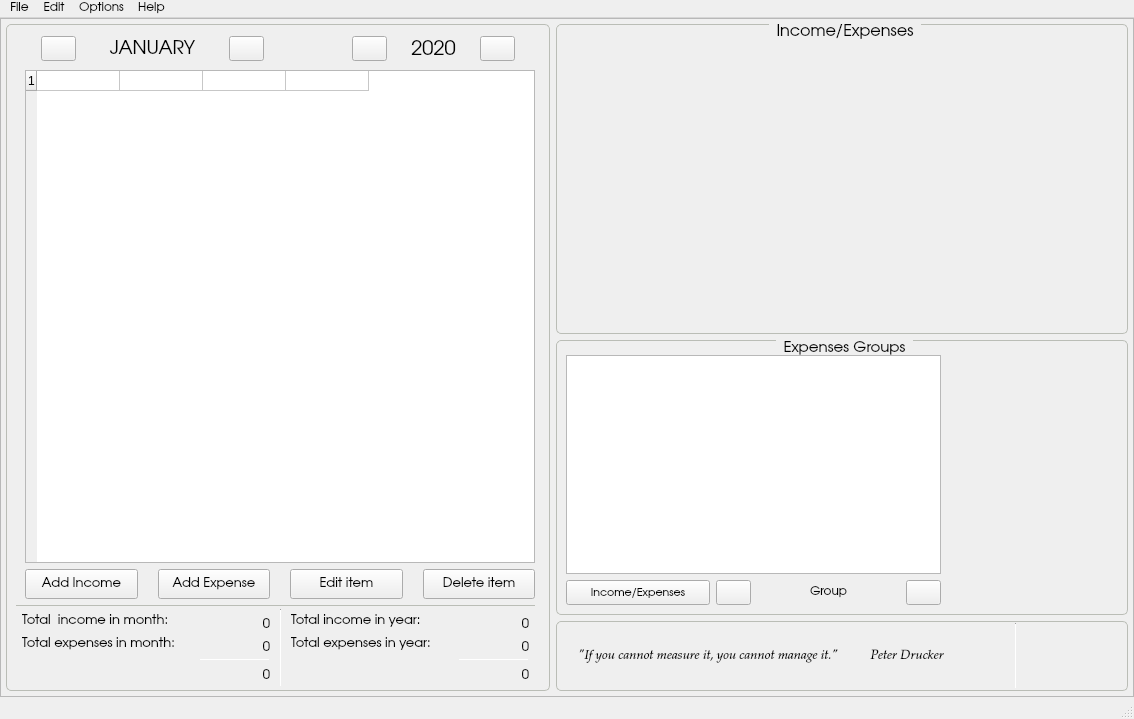
Qt form keibomoneytracker/gui_keibomoneytracker.ui (Carlos-CDM/Keibo-MoneyTracker) before a commit.
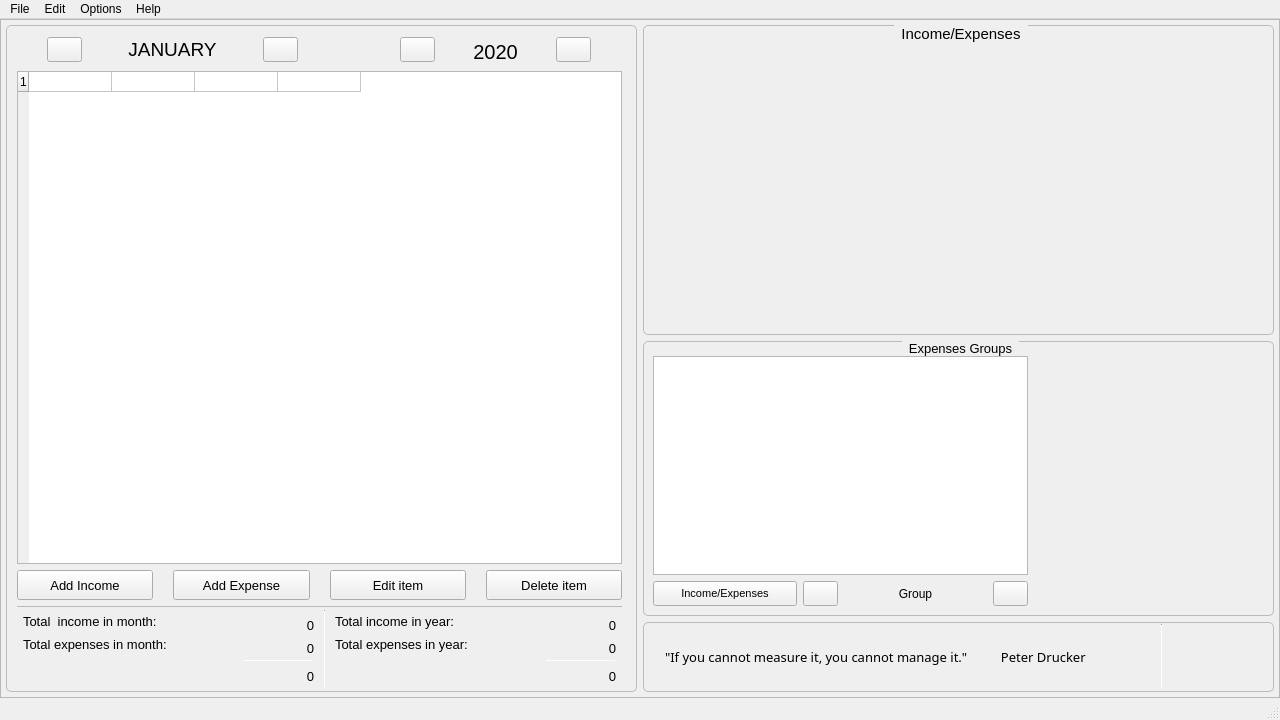
The same form after that commit. Custom widgets are drawn as their Qt base class.

The edit to the form file:
```diff
--- a/keibomoneytracker/gui_keibomoneytracker.ui
+++ b/keibomoneytracker/gui_keibomoneytracker.ui
@@ -9,13 +9,13 @@
    <rect>
     <x>0</x>
     <y>0</y>
-    <width>1134</width>
-    <height>719</height>
+    <width>1280</width>
+    <height>720</height>
    </rect>
   </property>
   <property name="font">
    <font>
-    <family>URW Gothic</family>
+    <family>MS Shell Dlg 2</family>
    </font>
   </property>
   <property name="windowTitle">
@@ -57,8 +57,8 @@
         <rect>
          <x>0</x>
          <y>0</y>
-         <width>1132</width>
-         <height>672</height>
+         <width>1278</width>
+         <height>670</height>
         </rect>
        </property>
        <layout class="QGridLayout" name="gridLayout_3">
@@ -154,9 +154,9 @@
                </property>
                <property name="font">
                 <font>
-                 <family>URW Palladio L</family>
+                 <family>Malgun Gothic</family>
                  <pointsize>10</pointsize>
-                 <italic>true</italic>
+                 <italic>false</italic>
                 </font>
                </property>
                <property name="text">
@@ -267,8 +267,8 @@
           </property>
           <property name="font">
            <font>
-            <family>URW Gothic</family>
-            <pointsize>11</pointsize>
+            <family>MS Shell Dlg 2</family>
+            <pointsize>10</pointsize>
             <weight>50</weight>
             <bold>false</bold>
            </font>
@@ -318,13 +318,16 @@
                </property>
                <property name="font">
                 <font>
-                 <family>URW Gothic</family>
-                 <pointsize>9</pointsize>
+                 <family>MS Shell Dlg 2</family>
+                 <pointsize>8</pointsize>
                 </font>
                </property>
                <property name="tabKeyNavigation">
                 <bool>false</bool>
                </property>
+               <property name="cornerButtonEnabled">
+                <bool>false</bool>
+               </property>
                <attribute name="horizontalHeaderMinimumSectionSize">
                 <number>47</number>
                </attribute>
@@ -366,8 +369,9 @@
                  </property>
                  <property name="font">
                   <font>
-                   <family>URW Gothic</family>
+                   <family>MS Shell Dlg 2</family>
                    <pointsize>8</pointsize>
+                   <kerning>true</kerning>
                   </font>
                  </property>
                  <property name="text">
@@ -409,7 +413,7 @@
                  </property>
                  <property name="font">
                   <font>
-                   <family>URW Gothic</family>
+                   <family>MS Shell Dlg 2</family>
                   </font>
                  </property>
                  <property name="text">
@@ -537,12 +541,18 @@
            <string/>
           </property>
           <layout class="QGridLayout" name="gridLayout_6">
+           <property name="leftMargin">
+            <number>10</number>
+           </property>
            <property name="topMargin">
             <number>2</number>
            </property>
            <property name="bottomMargin">
             <number>2</number>
            </property>
+           <property name="horizontalSpacing">
+            <number>0</number>
+           </property>
            <item row="1" column="1">
             <layout class="QVBoxLayout" name="verticalLayout">
              <property name="spacing">
@@ -599,7 +609,7 @@
                  </property>
                  <property name="font">
                   <font>
-                   <family>URW Gothic</family>
+                   <family>MS Shell Dlg 2</family>
                    <pointsize>14</pointsize>
                    <weight>50</weight>
                    <bold>false</bold>
@@ -711,7 +721,7 @@
                  </property>
                  <property name="font">
                   <font>
-                   <family>URW Gothic</family>
+                   <family>MS Shell Dlg 2</family>
                    <pointsize>15</pointsize>
                   </font>
                  </property>
@@ -777,8 +787,8 @@
                </property>
                <property name="font">
                 <font>
-                 <family>URW Gothic</family>
-                 <pointsize>10</pointsize>
+                 <family>MS Shell Dlg 2</family>
+                 <pointsize>9</pointsize>
                 </font>
                </property>
                <property name="styleSheet">
@@ -790,6 +800,9 @@
                <property name="tabKeyNavigation">
                 <bool>false</bool>
                </property>
+               <property name="cornerButtonEnabled">
+                <bool>false</bool>
+               </property>
                <property name="rowCount">
                 <number>1</number>
                </property>
@@ -870,7 +883,7 @@
                  </property>
                  <property name="font">
                   <font>
-                   <family>URW Gothic L</family>
+                   <family>MS Shell Dlg 2</family>
                    <pointsize>10</pointsize>
                    <weight>50</weight>
                    <bold>false</bold>
@@ -891,7 +904,7 @@
                  </property>
                  <property name="font">
                   <font>
-                   <family>URW Gothic L</family>
+                   <family>MS Shell Dlg 2</family>
                    <pointsize>10</pointsize>
                    <weight>50</weight>
                    <bold>false</bold>
@@ -912,7 +925,7 @@
                  </property>
                  <property name="font">
                   <font>
-                   <family>URW Gothic L</family>
+                   <family>MS Shell Dlg 2</family>
                    <pointsize>10</pointsize>
                    <weight>50</weight>
                    <bold>false</bold>
@@ -933,7 +946,7 @@
                  </property>
                  <property name="font">
                   <font>
-                   <family>URW Gothic L</family>
+                   <family>MS Shell Dlg 2</family>
                    <pointsize>10</pointsize>
                    <weight>50</weight>
                    <bold>false</bold>
@@ -958,7 +971,7 @@
              </property>
              <property name="sizeHint" stdset="0">
               <size>
-               <width>3</width>
+               <width>0</width>
                <height>20</height>
               </size>
              </property>
@@ -1078,7 +1091,7 @@
                   </property>
                   <property name="font">
                    <font>
-                    <family>URW Gothic</family>
+                    <family>MS Shell Dlg 2</family>
                     <pointsize>10</pointsize>
                    </font>
                   </property>
@@ -1100,7 +1113,7 @@
                   </property>
                   <property name="font">
                    <font>
-                    <family>URW Gothic</family>
+                    <family>MS Shell Dlg 2</family>
                     <pointsize>10</pointsize>
                    </font>
                   </property>
@@ -1164,7 +1177,7 @@
                   </property>
                   <property name="font">
                    <font>
-                    <family>URW Gothic</family>
+                    <family>MS Shell Dlg 2</family>
                     <pointsize>10</pointsize>
                    </font>
                   </property>
@@ -1192,7 +1205,7 @@
                   </property>
                   <property name="font">
                    <font>
-                    <family>URW Gothic</family>
+                    <family>MS Shell Dlg 2</family>
                     <pointsize>10</pointsize>
                    </font>
                   </property>
@@ -1267,7 +1280,7 @@
                   </property>
                   <property name="font">
                    <font>
-                    <family>URW Gothic</family>
+                    <family>MS Shell Dlg 2</family>
                     <pointsize>10</pointsize>
                    </font>
                   </property>
@@ -1347,7 +1360,7 @@
                   </property>
                   <property name="font">
                    <font>
-                    <family>URW Gothic</family>
+                    <family>MS Shell Dlg 2</family>
                     <pointsize>10</pointsize>
                     <weight>50</weight>
                     <bold>false</bold>
@@ -1368,7 +1381,7 @@
                   </property>
                   <property name="font">
                    <font>
-                    <family>URW Gothic</family>
+                    <family>MS Shell Dlg 2</family>
                     <pointsize>10</pointsize>
                    </font>
                   </property>
@@ -1432,7 +1445,7 @@
                   </property>
                   <property name="font">
                    <font>
-                    <family>URW Gothic</family>
+                    <family>MS Shell Dlg 2</family>
                     <pointsize>10</pointsize>
                    </font>
                   </property>
@@ -1460,7 +1473,7 @@
                   </property>
                   <property name="font">
                    <font>
-                    <family>URW Gothic</family>
+                    <family>MS Shell Dlg 2</family>
                     <pointsize>10</pointsize>
                    </font>
                   </property>
@@ -1523,7 +1536,7 @@
                   </property>
                   <property name="font">
                    <font>
-                    <family>URW Gothic</family>
+                    <family>MS Shell Dlg 2</family>
                     <pointsize>10</pointsize>
                    </font>
                   </property>
@@ -1579,8 +1592,8 @@
           </property>
           <property name="font">
            <font>
-            <family>URW Gothic</family>
-            <pointsize>12</pointsize>
+            <family>MS Shell Dlg 2</family>
+            <pointsize>11</pointsize>
             <weight>50</weight>
             <bold>false</bold>
            </font>
@@ -1661,8 +1674,8 @@
     <rect>
      <x>0</x>
      <y>0</y>
-     <width>1134</width>
-     <height>23</height>
+     <width>1280</width>
+     <height>24</height>
     </rect>
    </property>
    <widget class="QMenu" name="menuFile">
@@ -1771,6 +1784,11 @@
   </action>
  </widget>
  <customwidgets>
+  <customwidget>
+   <class>CustomPushButton</class>
+   <extends>QPushButton</extends>
+   <header>custompushbutton.h</header>
+  </customwidget>
   <customwidget>
    <class>GroupPieChartWidget</class>
    <extends>QWidget</extends>
```
Left out of the diff: 18 changed lines with no effect on the pictures.
